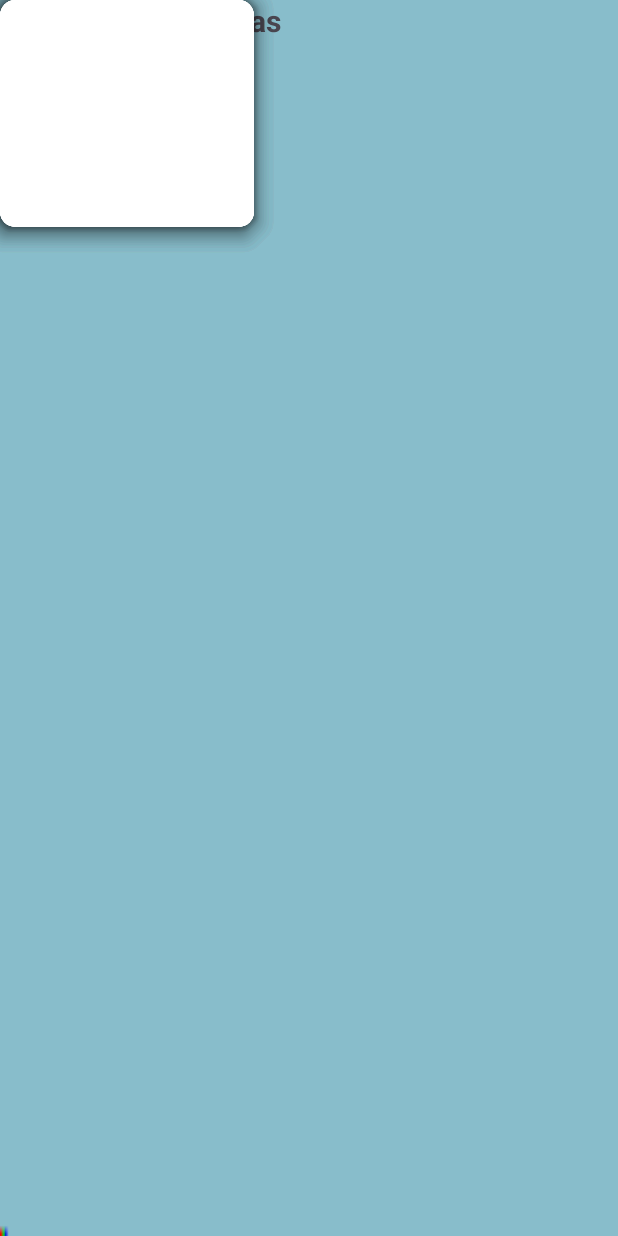
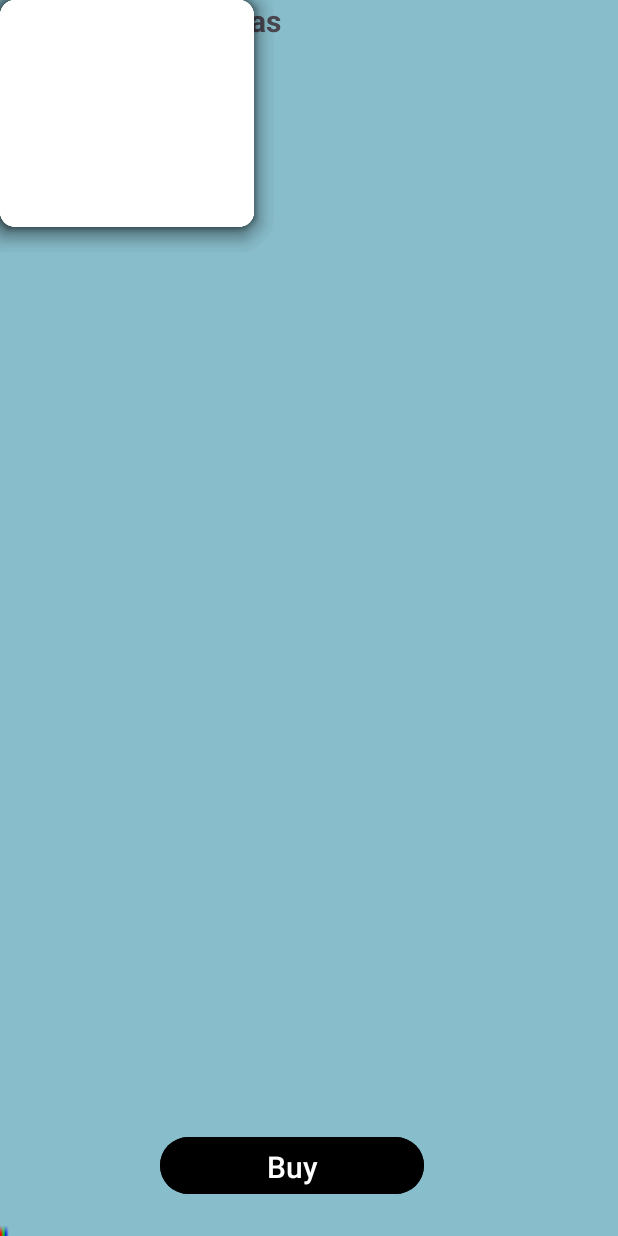
Before and after one commit to rexdanie/Rex-Navarro-block4-activity1, an Android app: the layout home.xml on its own in the app's theme, with its tools: preview values and no code run, on a phone screen of 412 x 824 dp. Run offline under Robolectric (Android 15) with nearby library versions, the phone set to English and light mode, and no system bars.

Commit message:
Add files via upload

```diff
--- a/app/src/main/res/layout/activity_main.xml
+++ b/app/src/main/res/layout/activity_main.xml
@@ -4,7 +4,7 @@
     xmlns:tools="http://schemas.android.com/tools"
     android:layout_width="match_parent"
     android:layout_height="match_parent"
-    android:background="@drawable/img"
+    android:background="@drawable/img_3"
     tools:context=".MainActivity">
 
     <ImageView
@@ -16,7 +16,7 @@
         app:layout_constraintStart_toStartOf="parent"
         app:layout_constraintTop_toTopOf="parent"
         app:layout_constraintVertical_bias="0.098"
-        app:srcCompat="@drawable/img_1"/>
+        app:srcCompat="@drawable/img_2"/>
 
     <EditText
         android:id="@+id/et_email"
--- a/app/src/main/res/layout/home.xml
+++ b/app/src/main/res/layout/home.xml
@@ -165,5 +165,18 @@
         tools:layout_editor_absoluteX="273dp"
         tools:layout_editor_absoluteY="622dp" />
 
+    <Button
+        android:id="@+id/bt_buy"
+        android:layout_width="176dp"
+        android:layout_height="46dp"
+        android:layout_marginBottom="24dp"
+        android:backgroundTint="@color/black"
+        android:text="Buy"
+        android:textSize="20dp"
+        app:layout_constraintBottom_toBottomOf="parent"
+        app:layout_constraintEnd_toEndOf="parent"
+        app:layout_constraintHorizontal_bias="0.451"
+        app:layout_constraintStart_toStartOf="parent" />
+
 
 </androidx.constraintlayout.widget.ConstraintLayout>
--- /dev/null
+++ b/app/src/main/res/layout/profile.xml
@@ -0,0 +1,6 @@
+<?xml version="1.0" encoding="utf-8"?>
+<androidx.constraintlayout.widget.ConstraintLayout xmlns:android="http://schemas.android.com/apk/res/android"
+    android:layout_width="match_parent"
+    android:layout_height="match_parent">
+
+</androidx.constraintlayout.widget.ConstraintLayout>
--- a/app/src/main/res/layout/signup.xml
+++ b/app/src/main/res/layout/signup.xml
@@ -4,7 +4,7 @@
     xmlns:tools="http://schemas.android.com/tools"
     android:layout_width="match_parent"
     android:layout_height="match_parent"
-    android:background="@drawable/img">
+    android:background="@drawable/img_3">
 
     <ImageView
         android:id="@+id/imageView"
@@ -16,7 +16,7 @@
         app:layout_constraintStart_toStartOf="parent"
         app:layout_constraintTop_toTopOf="parent"
         app:layout_constraintVertical_bias="0.075"
-        app:srcCompat="@drawable/img_1" />
+        app:srcCompat="@drawable/img_2" />
 
     <EditText
         android:id="@+id/et_email"
```
Also changed, not shown: app/src/main/res/drawable/img_2.png (added), app/src/main/res/drawable/img_3.png (added).
